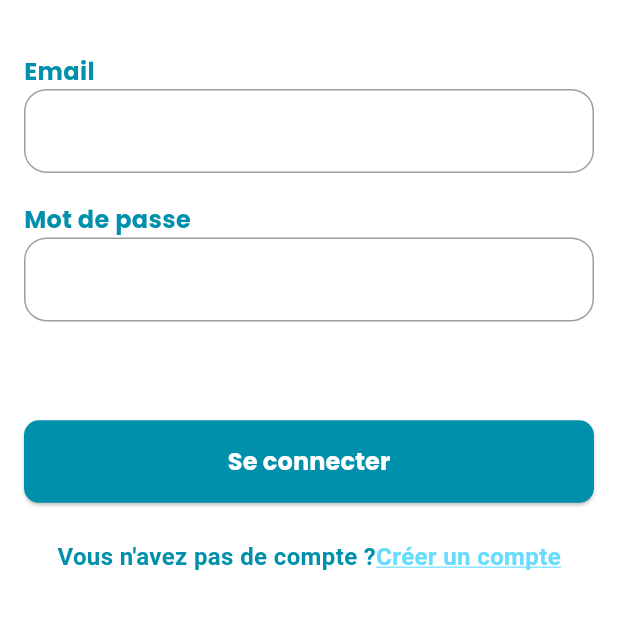
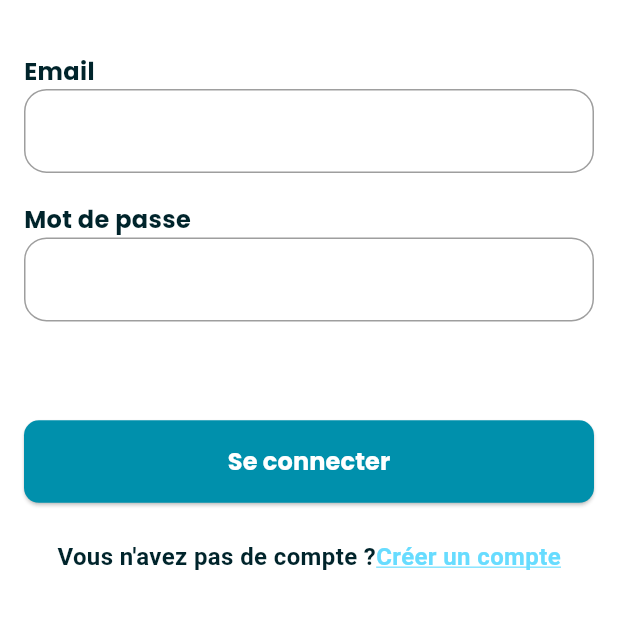
Before and after one commit to kodjocyrille/wallet_project, a Flutter app: the screen it shows after launch, on a phone screen of 412 x 824 dp, the part 578-1207 px from its top. Run offline on Flutter 3.47's test engine with Material 3 defaults, Android fonts, the light colour scheme and no system bars; our stand-ins replace firebase_auth, firebase_core, get; accounts and stored records are empty.

Commit message:
Initial commit

```diff
--- a/lib/themeData.dart
+++ b/lib/themeData.dart
@@ -4,13 +4,31 @@ import 'package:get/get.dart';
 class ThemeService {
   static ThemeData get lightTheme => ThemeData(
     primaryColor: Color(0xff0090ac),
+    // colorScheme: ColorScheme.fromSwatch(
+    //   primarySwatch: Colors.blue,
+    //   accentColor: Color(0xff0090ac),
+    // ).copyWith(
+    //   secondary: Color(0xff0090ac),
+    // ),
+    colorScheme: ColorScheme(
+      brightness: Brightness.light,
+      primary: Color(0xff0090ac),
+      onPrimary: Color(0xff0090ac),
+      secondary: Color(0xff07c1d5),
+      onSecondary: Color(0xff07c1d5),
+      error: Colors.red,
+      onError: Colors.red,
+      surface: Colors.black,
+      onSurface: Colors.black,
+    ),
     scaffoldBackgroundColor: Colors.white,
     fontFamily: 'Poppins',
     textTheme: TextTheme(
       bodyMedium: TextStyle(
         fontSize: 16,
-        color: Color(0xff0090ac),
+        color: Color(0xff00242B),
         fontWeight: FontWeight.bold,
+        fontFamily: 'Poppins',
       ),
     ),
   );
```
Also changed, not shown: lib/modules/auth/views/register.dart (added), 1 other file.
